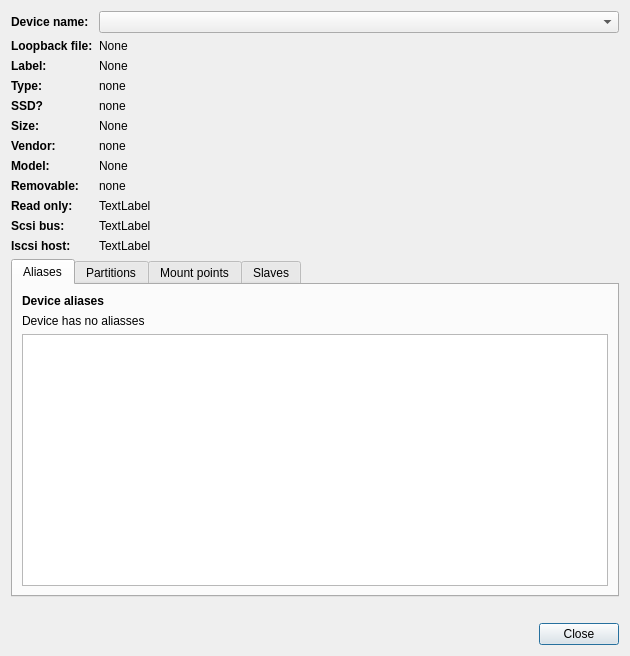
Qt form ui/devinfo.ui (iddekingej/blgui) before a commit.
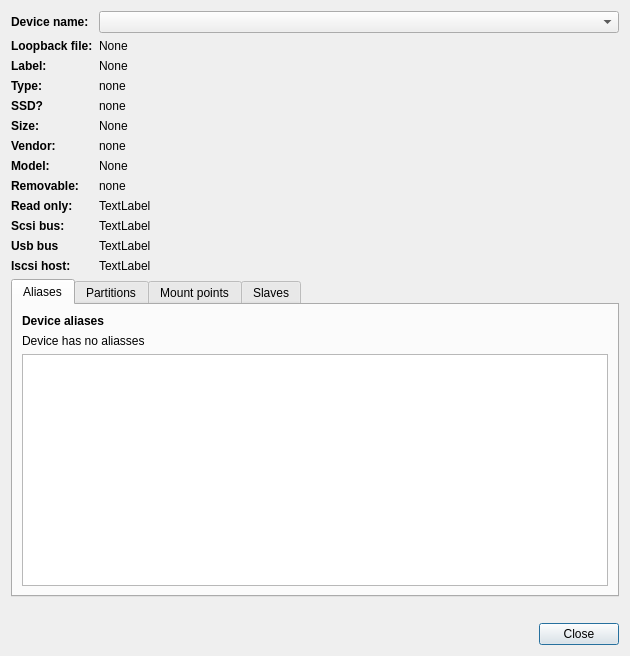
The same form after that commit.

Patch:
```diff
--- a/ui/devinfo.ui
+++ b/ui/devinfo.ui
@@ -21,6 +21,19 @@
        <property name="sizeConstraint">
         <enum>QLayout::SetDefaultConstraint</enum>
        </property>
+       <item row="11" column="0">
+        <widget class="QLabel" name="label_16">
+         <property name="font">
+          <font>
+           <weight>75</weight>
+           <bold>true</bold>
+          </font>
+         </property>
+         <property name="text">
+          <string>Usb bus</string>
+         </property>
+        </widget>
+       </item>
        <item row="4" column="0">
         <widget class="QLabel" name="label_15">
          <property name="font">
@@ -297,6 +310,9 @@
          </property>
         </widget>
        </item>
+       <item row="0" column="1">
+        <widget class="QComboBox" name="deviceName"/>
+       </item>
        <item row="6" column="1">
         <widget class="QLabel" name="vendorLabel">
          <property name="text">
@@ -323,10 +339,7 @@
          </property>
         </widget>
        </item>
-       <item row="0" column="1">
-        <widget class="QComboBox" name="deviceName"/>
-       </item>
-       <item row="11" column="0">
+       <item row="12" column="0">
         <widget class="QLabel" name="label_14">
          <property name="font">
           <font>
@@ -339,7 +352,7 @@
          </property>
         </widget>
        </item>
-       <item row="11" column="1">
+       <item row="12" column="1">
         <widget class="QLabel" name="iscsiHost">
          <property name="text">
           <string>TextLabel</string>
@@ -353,6 +366,13 @@
          </property>
         </widget>
        </item>
+       <item row="11" column="1">
+        <widget class="QLabel" name="usbBusLabel">
+         <property name="text">
+          <string>TextLabel</string>
+         </property>
+        </widget>
+       </item>
       </layout>
      </item>
     </layout>
```
